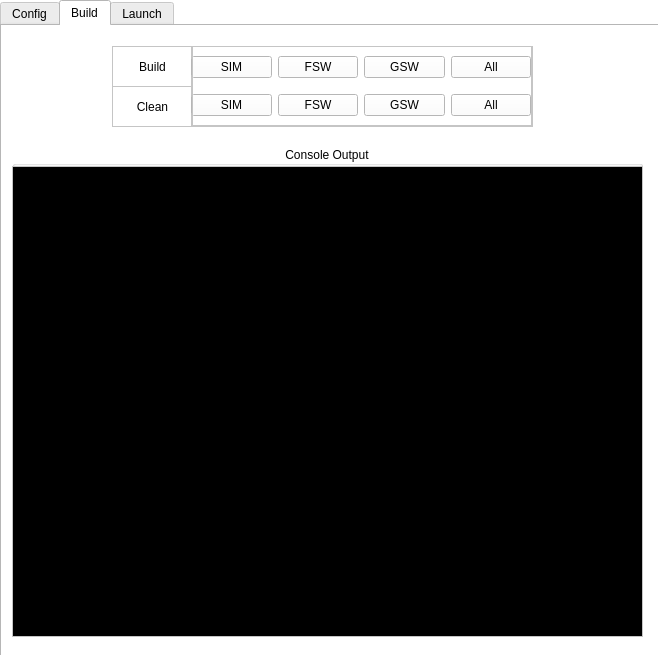
nasa/nos3, file cfg/gui/cfg_gui.ui: the form before one commit.
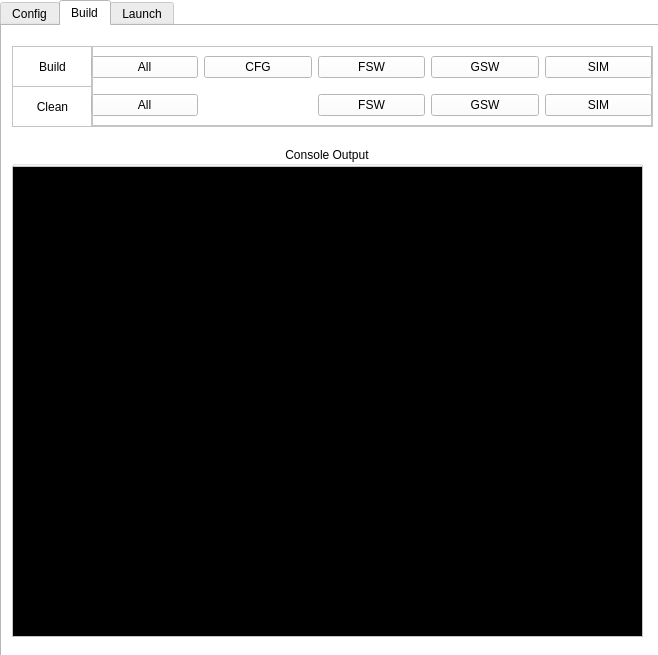
The form after the commit. The open tabs and pages were chosen to show the change. Icons and pictures are not drawn.

Commit message: [nasa/nos3#234] Added build config button

```diff
--- a/cfg/gui/cfg_gui.ui
+++ b/cfg/gui/cfg_gui.ui
@@ -773,9 +773,9 @@
     <widget class="QFrame" name="frame_2">
      <property name="geometry">
       <rect>
-       <x>110</x>
+       <x>10</x>
        <y>20</y>
-       <width>421</width>
+       <width>641</width>
        <height>81</height>
       </rect>
      </property>
@@ -790,7 +790,7 @@
        <rect>
         <x>79</x>
         <y>0</y>
-        <width>341</width>
+        <width>561</width>
         <height>80</height>
        </rect>
       </property>
@@ -805,64 +805,71 @@
         <rect>
          <x>0</x>
          <y>0</y>
-         <width>340</width>
+         <width>561</width>
          <height>80</height>
         </rect>
        </property>
        <layout class="QGridLayout" name="gridLayout_buildCleanButtons">
-        <item row="1" column="1">
-         <widget class="QPushButton" name="pushButton_fswClean">
-          <property name="text">
-           <string>FSW</string>
-          </property>
-         </widget>
-        </item>
-        <item row="0" column="1">
-         <widget class="QPushButton" name="pushButton_fswBuild">
-          <property name="text">
-           <string>FSW</string>
-          </property>
-         </widget>
-        </item>
-        <item row="1" column="2">
-         <widget class="QPushButton" name="pushButton_gswClean">
-          <property name="text">
-           <string>GSW</string>
-          </property>
-         </widget>
-        </item>
         <item row="1" column="0">
-         <widget class="QPushButton" name="pushButton_simClean">
+         <widget class="QPushButton" name="pushButton_cleanAll">
           <property name="text">
-           <string>SIM</string>
+           <string>All</string>
           </property>
          </widget>
         </item>
         <item row="0" column="0">
-         <widget class="QPushButton" name="pushButton_simBuild">
+         <widget class="QPushButton" name="pushButton_buildAll">
           <property name="text">
-           <string>SIM</string>
+           <string>All</string>
           </property>
          </widget>
         </item>
         <item row="0" column="2">
-         <widget class="QPushButton" name="pushButton_gswBuild">
+         <widget class="QPushButton" name="pushButton_fswBuild">
           <property name="text">
-           <string>GSW</string>
+           <string>FSW</string>
+          </property>
+         </widget>
+        </item>
+        <item row="0" column="1">
+         <widget class="QPushButton" name="pushButton_cfgBuild">
+          <property name="text">
+           <string>CFG</string>
+          </property>
+         </widget>
+        </item>
+        <item row="1" column="4">
+         <widget class="QPushButton" name="pushButton_simClean">
+          <property name="text">
+           <string>SIM</string>
+          </property>
+         </widget>
+        </item>
+        <item row="0" column="4">
+         <widget class="QPushButton" name="pushButton_simBuild">
+          <property name="text">
+           <string>SIM</string>
           </property>
          </widget>
         </item>
         <item row="0" column="3">
-         <widget class="QPushButton" name="pushButton_buildAll">
+         <widget class="QPushButton" name="pushButton_gswBuild">
           <property name="text">
-           <string>All</string>
+           <string>GSW</string>
+          </property>
+         </widget>
+        </item>
+        <item row="1" column="2">
+         <widget class="QPushButton" name="pushButton_fswClean">
+          <property name="text">
+           <string>FSW</string>
           </property>
          </widget>
         </item>
         <item row="1" column="3">
-         <widget class="QPushButton" name="pushButton_cleanAll">
+         <widget class="QPushButton" name="pushButton_gswClean">
           <property name="text">
-           <string>All</string>
+           <string>GSW</string>
           </property>
          </widget>
         </item>
```
Left out of the diff: 44 changed lines with no effect on the pictures. The commit also changes 2 other files.
